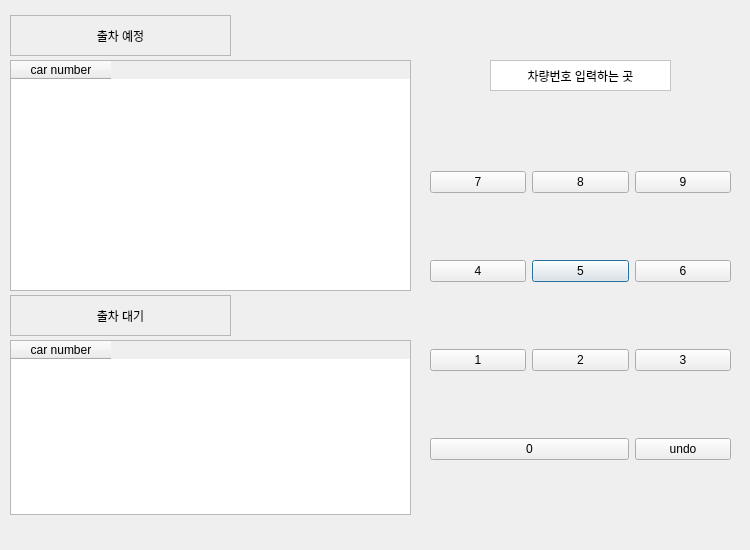
This is GUI/User/user_gui.ui in addinedu-ros-5th/ros-repo-5 as Qt 5 draws it before an edit. The edited form follows.
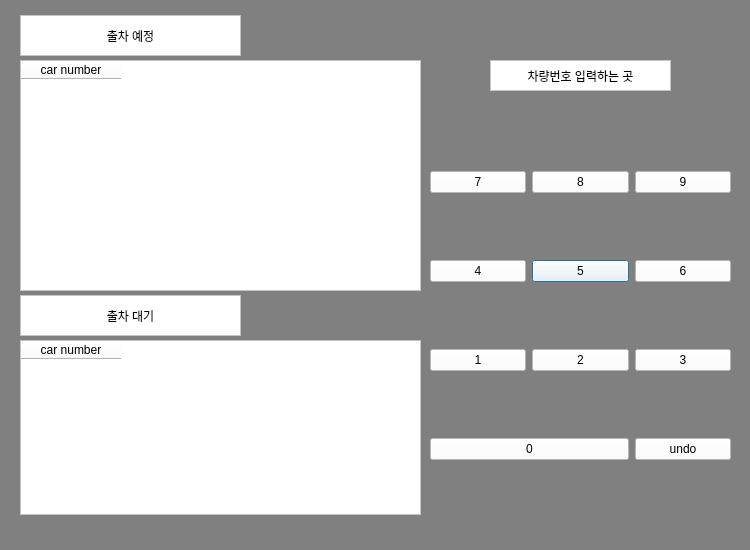
This is the edited form.

The edit to the form file:
```diff
--- a/GUI/User/user_gui.ui
+++ b/GUI/User/user_gui.ui
@@ -13,6 +13,9 @@
   <property name="windowTitle">
    <string>Dialog</string>
   </property>
+  <property name="styleSheet">
+   <string notr="true">background-color:gray</string>
+  </property>
   <widget class="QStackedWidget" name="stk_user">
    <property name="geometry">
     <rect>
@@ -22,6 +25,9 @@
      <height>550</height>
     </rect>
    </property>
+   <property name="styleSheet">
+    <string notr="true"/>
+   </property>
    <property name="currentIndex">
     <number>0</number>
    </property>
@@ -29,12 +35,15 @@
     <widget class="QLabel" name="label_3">
      <property name="geometry">
       <rect>
-       <x>10</x>
+       <x>20</x>
        <y>15</y>
        <width>221</width>
        <height>41</height>
       </rect>
      </property>
+     <property name="styleSheet">
+      <string notr="true">background-color:white</string>
+     </property>
      <property name="frameShape">
       <enum>QFrame::StyledPanel</enum>
      </property>
@@ -57,6 +66,9 @@
      <layout class="QGridLayout" name="layout_num">
       <item row="1" column="1">
        <widget class="QPushButton" name="pbt_num5">
+        <property name="styleSheet">
+         <string notr="true">background-color:white</string>
+        </property>
         <property name="text">
          <string>5</string>
         </property>
@@ -64,6 +76,9 @@
       </item>
       <item row="2" column="1">
        <widget class="QPushButton" name="pbt_num2">
+        <property name="styleSheet">
+         <string notr="true">background-color:white</string>
+        </property>
         <property name="text">
          <string>2</string>
         </property>
@@ -71,6 +86,9 @@
       </item>
       <item row="1" column="0">
        <widget class="QPushButton" name="pbt_num4">
+        <property name="styleSheet">
+         <string notr="true">background-color:white</string>
+        </property>
         <property name="text">
          <string>4</string>
         </property>
@@ -78,6 +96,9 @@
       </item>
       <item row="1" column="2">
        <widget class="QPushButton" name="pbt_num6">
+        <property name="styleSheet">
+         <string notr="true">background-color:white</string>
+        </property>
         <property name="text">
          <string>6</string>
         </property>
@@ -85,6 +106,9 @@
       </item>
       <item row="3" column="2">
        <widget class="QPushButton" name="pbt_undo">
+        <property name="styleSheet">
+         <string notr="true">background-color:white</string>
+        </property>
         <property name="text">
          <string>undo</string>
         </property>
@@ -108,6 +132,9 @@
       </item>
       <item row="2" column="0">
        <widget class="QPushButton" name="pbt_num1">
+        <property name="styleSheet">
+         <string notr="true">background-color:white</string>
+        </property>
         <property name="text">
          <string>1</string>
         </property>
@@ -115,6 +142,9 @@
       </item>
       <item row="0" column="2">
        <widget class="QPushButton" name="pbt_num9">
+        <property name="styleSheet">
+         <string notr="true">background-color:white</string>
+        </property>
         <property name="text">
          <string>9</string>
         </property>
@@ -122,6 +152,9 @@
       </item>
       <item row="0" column="1">
        <widget class="QPushButton" name="pbt_num8">
+        <property name="styleSheet">
+         <string notr="true">background-color:white</string>
+        </property>
         <property name="text">
          <string>8</string>
         </property>
@@ -129,6 +162,9 @@
       </item>
       <item row="2" column="2">
        <widget class="QPushButton" name="pbt_num3">
+        <property name="styleSheet">
+         <string notr="true">background-color:white</string>
+        </property>
         <property name="text">
          <string>3</string>
         </property>
@@ -136,6 +172,9 @@
       </item>
       <item row="3" column="0" colspan="2">
        <widget class="QPushButton" name="pbt_num0">
+        <property name="styleSheet">
+         <string notr="true">background-color:white</string>
+        </property>
         <property name="text">
          <string>0</string>
         </property>
@@ -146,6 +185,9 @@
         <property name="enabled">
          <bool>true</bool>
         </property>
+        <property name="styleSheet">
+         <string notr="true">background-color:white</string>
+        </property>
         <property name="text">
          <string>7</string>
         </property>
@@ -178,12 +220,15 @@
     <widget class="QLabel" name="label_8">
      <property name="geometry">
       <rect>
-       <x>10</x>
+       <x>20</x>
        <y>295</y>
        <width>221</width>
        <height>41</height>
       </rect>
      </property>
+     <property name="styleSheet">
+      <string notr="true">background-color:white</string>
+     </property>
      <property name="frameShape">
       <enum>QFrame::StyledPanel</enum>
      </property>
@@ -197,12 +242,15 @@
     <widget class="QTableWidget" name="table_ready">
      <property name="geometry">
       <rect>
-       <x>10</x>
+       <x>20</x>
        <y>340</y>
        <width>401</width>
        <height>175</height>
       </rect>
      </property>
+     <property name="styleSheet">
+      <string notr="true">background-color:white</string>
+     </property>
      <column>
       <property name="text">
        <string>car number</string>
@@ -212,12 +260,15 @@
     <widget class="QTableWidget" name="table_waiting">
      <property name="geometry">
       <rect>
-       <x>10</x>
+       <x>20</x>
        <y>60</y>
        <width>401</width>
        <height>231</height>
       </rect>
      </property>
+     <property name="styleSheet">
+      <string notr="true">background-color:white</string>
+     </property>
      <column>
       <property name="text">
        <string>car number</string>
```
Left out of the diff: 53 changed lines with no effect on the pictures.
